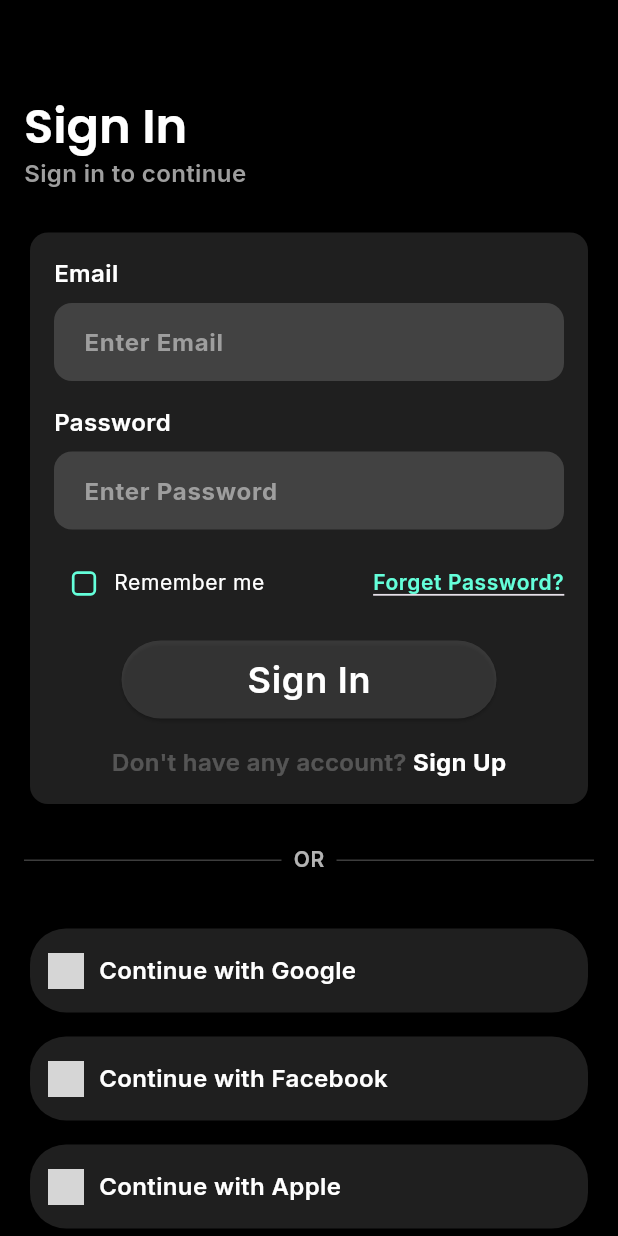
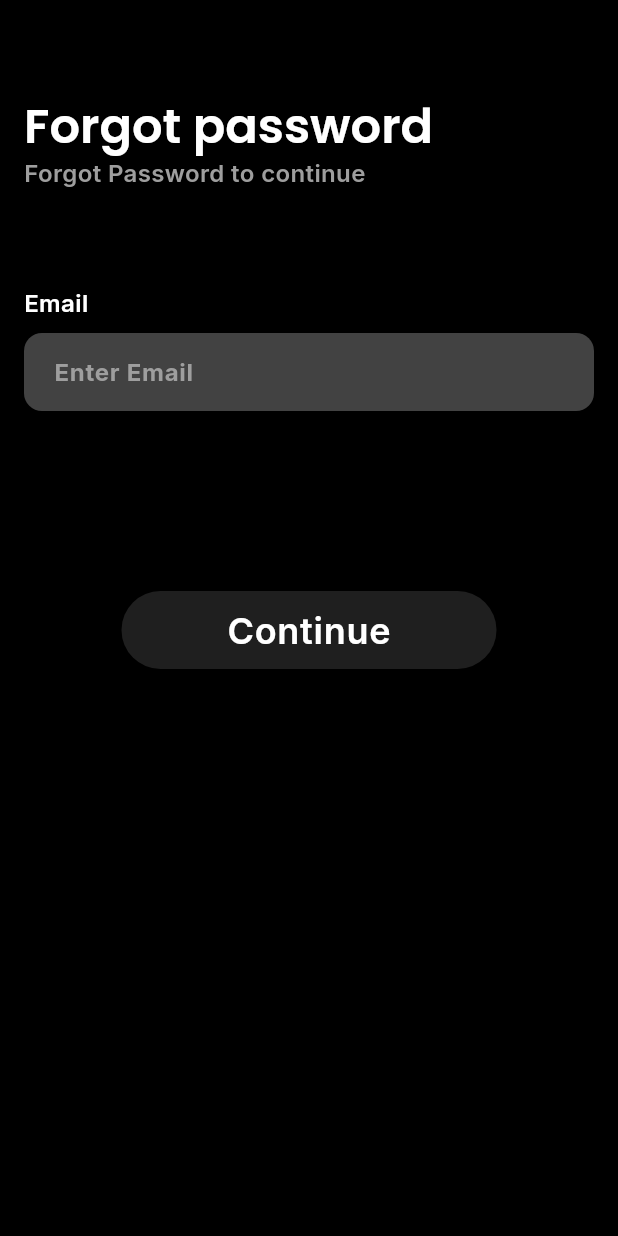
Before and after one commit to rimuakter057/ri_stream, a Flutter app: the screen it shows after launch, on a phone screen of 412 x 824 dp. Run offline on Flutter 3.47's test engine with Material 3 defaults, Android fonts, the phone set to English and light mode, and no system bars; our stand-ins replace device_preview, google_fonts; grey boxes are pictures that could not be loaded.

Commit message:
forgot password screen

```diff
--- a/lib/app.dart
+++ b/lib/app.dart
@@ -2,6 +2,7 @@ import 'package:device_preview/device_preview.dart';
 import 'package:flutter/material.dart';
 import 'package:ri_stream/theme/app_theme.dart';
 
+import 'features/auth/ui/screens/forget_password_screen.dart';
 import 'features/auth/ui/screens/sign_in_screen.dart';
 
 
@@ -24,7 +25,7 @@ class MyApp extends StatelessWidget {
       darkTheme: AppTheme.darkTheme(context),
      themeMode: ThemeMode.dark,
 
-      home: SignInScreen(),
+      home: ForgotPasswordScreen(),
     );
   }
 }
--- a/lib/features/auth/ui/screens/forget_password_screen.dart
+++ b/lib/features/auth/ui/screens/forget_password_screen.dart
@@ -0,0 +1,92 @@
+import 'package:flutter/material.dart';
+import 'package:ri_stream/features/auth/ui/widgets/custom_divider_or.dart';
+import 'package:ri_stream/features/auth/ui/widgets/have_account_text_widget.dart';
+import 'package:ri_stream/features/common_widget/custom_asset_image.dart';
+import 'package:ri_stream/features/common_widget/custom_text_field.dart';
+import 'package:ri_stream/utils/app_sizes.dart';
+import 'package:ri_stream/utils/assets_path.dart';
+
+class ForgotPasswordScreen extends StatefulWidget {
+  const ForgotPasswordScreen({super.key});
+
+  @override
+  State<ForgotPasswordScreen> createState() => _ForgotPasswordScreenState();
+}
+
+class _ForgotPasswordScreenState extends State<ForgotPasswordScreen> {
+
+
+  @override
+  Widget build(BuildContext context) {
+    final isDark = Theme.of(context).brightness == Brightness.dark;
+
+    return SafeArea(
+      child: Scaffold(
+        body: SingleChildScrollView(
+          child: Padding(
+            padding: EdgeInsets.only(
+              top: SizeConfig.getHeight(context, 64),
+              left: SizeConfig.getWidth(context, 16),
+              right: SizeConfig.getWidth(context, 16),
+            ),
+            child: Column(
+
+              crossAxisAlignment: CrossAxisAlignment.start,
+              children: [
+                ///sign in header text
+                Column(
+                  crossAxisAlignment: CrossAxisAlignment.start,
+                  children: [
+                    Text(
+                      "Forgot password",
+                      style: Theme.of(context).textTheme.headlineLarge,
+                    ),
+                    Text(
+                      "Forgot Password to continue",
+                      style: Theme.of(context)
+                          .textTheme
+                          .bodyMedium!
+                          .copyWith(color: Colors.grey),
+                    ),
+                  ],
+                ),
+
+                   SizedBox(
+                     height:SizeConfig.getHeight(context, 64),
+                   ),
+                    ///text from field
+                    Form(
+                      child: Column(
+                        crossAxisAlignment: CrossAxisAlignment.start,
+                        children: [
+                          Text(
+                            "Email",
+                            style: Theme.of(context).textTheme.bodyMedium,
+                          ),
+                          SizedBox(height: SizeConfig.getHeight(context, 8)),
+                          const CustomTextField(
+                            hintText: "Enter Email",
+                          ),
+
+                        ],
+                      ),
+                    ),
+
+              SizedBox(
+                height:SizeConfig.getHeight(context, 120),
+              ),
+
+                Center(child: ElevatedButton(onPressed: (){}, child: Text("Continue"))),
+
+
+
+
+
+              ],
+            ),
+          ),
+        ),
+      ),
+    );
+  }
+}
```
